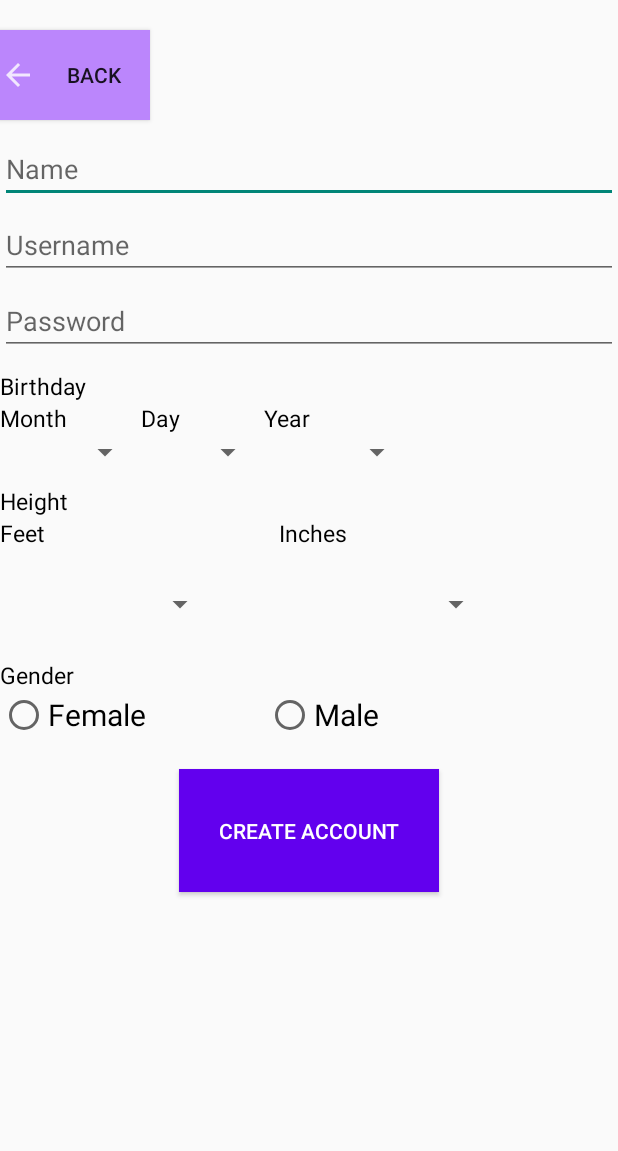
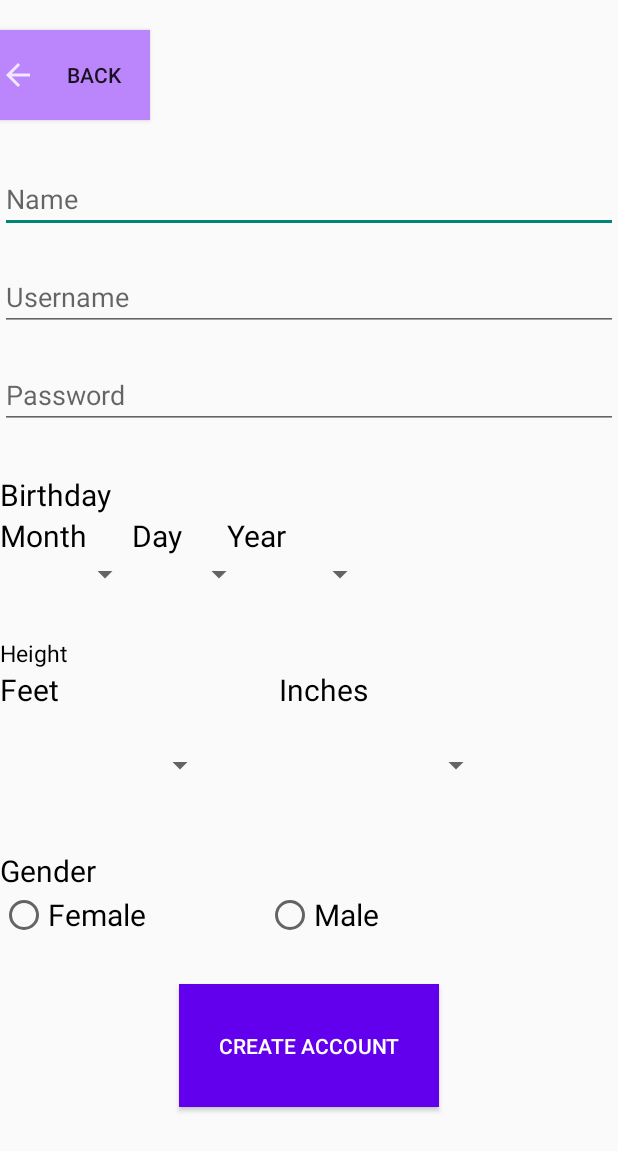
Before and after one commit to Mayonaise123/MESA_App_2021, an Android app: the screen it shows after launch (signUpPage), after a tap on "CREATE ACCOUNT", on a phone screen of 412 x 824 dp. Shown: the top 1151 px of the screen. Run offline under Robolectric (Android 15) with nearby library versions, the phone set to English and light mode, and no system bars.

Commit message:
Added scrollview and spaced layout.

```diff
--- a/app/src/main/java/com/example/mesaapp/caloriesPage.java
+++ b/app/src/main/java/com/example/mesaapp/caloriesPage.java
@@ -26,7 +26,7 @@ import java.util.ArrayList;
 /*
  * User inputs their caloric intake
  */
-public class caloriesPage extends AppCompatActivity implements TextToSpeech.OnInitListener{
+public class caloriesPage extends AppCompatActivity implements TextToSpeech.OnInitListener {
     // Global Variables
     private int currentApiVersion;
     EditText sugarText;
--- a/app/src/main/res/layout/activity_calories_page.xml
+++ b/app/src/main/res/layout/activity_calories_page.xml
@@ -1,4 +1,8 @@
 <?xml version="1.0" encoding="utf-8"?>
+<ScrollView xmlns:android="http://schemas.android.com/apk/res/android"
+    android:layout_width="match_parent"
+    android:layout_height="wrap_content"
+    android:fillViewport="false">
 <RelativeLayout xmlns:android="http://schemas.android.com/apk/res/android"
     xmlns:tools="http://schemas.android.com/tools"
     android:layout_width="match_parent"
@@ -78,3 +82,4 @@
         android:text="Save Data" />
 
 </RelativeLayout>
+</ScrollView>
--- a/app/src/main/res/layout/activity_delete_account.xml
+++ b/app/src/main/res/layout/activity_delete_account.xml
@@ -1,4 +1,8 @@
 <?xml version="1.0" encoding="utf-8"?>
+<ScrollView xmlns:android="http://schemas.android.com/apk/res/android"
+    android:layout_width="match_parent"
+    android:layout_height="wrap_content"
+    android:fillViewport="false">
 <RelativeLayout xmlns:android="http://schemas.android.com/apk/res/android"
     xmlns:tools="http://schemas.android.com/tools"
     android:layout_width="match_parent"
@@ -51,3 +55,4 @@
         android:text="Back" />
 
 </RelativeLayout>
+</ScrollView>
--- a/app/src/main/res/layout/activity_plot_page.xml
+++ b/app/src/main/res/layout/activity_plot_page.xml
@@ -1,4 +1,9 @@
 <?xml version="1.0" encoding="utf-8"?>
+<ScrollView xmlns:android="http://schemas.android.com/apk/res/android"
+    android:layout_width="match_parent"
+    android:layout_height="wrap_content"
+    android:fillViewport="false">
+
 <RelativeLayout xmlns:android="http://schemas.android.com/apk/res/android"
     xmlns:tools="http://schemas.android.com/tools"
     android:layout_width="match_parent"
@@ -33,3 +38,4 @@
         android:layout_below="@+id/backBtnPlot"
         android:id="@+id/graph"/>
 </RelativeLayout>
+</ScrollView>
--- a/app/src/main/res/layout/activity_sign_up_page.xml
+++ b/app/src/main/res/layout/activity_sign_up_page.xml
@@ -22,7 +22,7 @@
         android:layout_width="match_parent"
         android:layout_height="wrap_content"
         android:layout_below="@+id/backBtnSignUp"
-        android:layout_marginTop="10dp"
+        android:layout_marginTop="30dp"
         android:maxLines="1"
         android:inputType="text"
         android:hint="Name"
@@ -31,7 +31,7 @@
         android:layout_width="match_parent"
         android:layout_height="wrap_content"
         android:layout_below="@+id/nameSignUp"
-        android:layout_marginTop="5dp"
+        android:layout_marginTop="20dp"
         android:maxLines="1"
         android:inputType="text"
         android:hint="Username"
@@ -40,7 +40,7 @@
         android:layout_width="match_parent"
         android:layout_height="wrap_content"
         android:layout_below="@+id/usernameSignUp"
-        android:layout_marginTop="5dp"
+        android:layout_marginTop="20dp"
         android:maxLines="1"
         android:inputType="text"
         android:hint="Password"
@@ -50,11 +50,12 @@
         android:layout_width="wrap_content"
         android:layout_height="wrap_content"
         android:text="Birthday"
-        android:layout_marginTop="10dp"
+        android:layout_marginTop="30dp"
         android:textColor="@color/black"
         android:layout_below="@+id/passwordSignUp"
-        android:textSize="15sp"
+        android:textSize="20sp"
         android:id="@+id/birthdayText"/>
+
     <TextView
         android:id="@+id/monthText"
         android:layout_width="wrap_content"
@@ -62,7 +63,7 @@
         android:layout_below="@+id/birthdayText"
         android:text="Month"
         android:textColor="@color/black"
-        android:textSize="15sp" />
+        android:textSize="20sp" />
 
     <TextView
         android:id="@+id/dayText"
@@ -71,27 +72,29 @@
         android:layout_below="@+id/birthdayText"
         android:layout_alignBottom="@+id/monthText"
         android:layout_toRightOf="@+id/monthText"
-        android:layout_alignLeft="@+id/day"
+        android:layout_marginLeft="30dp"
         android:textColor="@color/black"
         android:text="Day"
-        android:textSize="15sp"/>
+        android:textSize="20sp"/>
 
     <TextView
         android:id="@+id/yearText"
         android:layout_width="wrap_content"
         android:layout_height="wrap_content"
         android:layout_below="@+id/birthdayText"
-        android:layout_alignLeft="@+id/year"
+        android:layout_marginLeft="30dp"
         android:layout_toRightOf="@+id/dayText"
         android:text="Year"
         android:textColor="@color/black"
-        android:textSize="15sp" />
+        android:textSize="20sp" />
 
     <Spinner
         android:id="@+id/month"
         android:layout_width="wrap_content"
         android:layout_height="wrap_content"
-        android:layout_below="@+id/monthText"/>
+        android:layout_alignLeft="@+id/monthText"
+        android:layout_below="@+id/monthText"
+        android:layout_alignStart="@+id/monthText" />
 
     <Spinner
         android:id="@+id/day"
@@ -99,7 +102,8 @@
         android:layout_height="wrap_content"
         android:layout_below="@+id/dayText"
         android:layout_alignBottom="@+id/month"
-        android:layout_toRightOf="@+id/month"/>
+        android:layout_alignLeft="@+id/dayText"
+        android:layout_alignBaseline="@+id/month"/>
 
     <Spinner
         android:id="@+id/year"
@@ -107,6 +111,7 @@
         android:layout_height="wrap_content"
         android:layout_below="@+id/yearText"
         android:layout_alignBottom="@+id/day"
+        android:layout_alignLeft="@+id/yearText"
         android:layout_toRightOf="@+id/day" />
 
     <TextView
@@ -115,7 +120,7 @@
         android:layout_height="wrap_content"
         android:layout_below="@id/month"
         android:text="Height"
-        android:layout_marginTop="10dp"
+        android:layout_marginTop="30dp"
         android:textColor="@color/black"
         android:textSize="15sp"/>
 
@@ -127,7 +132,7 @@
         android:layout_marginBottom="10dp"
         android:text="Feet"
         android:textColor="@color/black"
-        android:textSize="15sp" />
+        android:textSize="20sp" />
     <TextView
         android:layout_width="146dp"
         android:layout_height="wrap_content"
@@ -137,7 +142,7 @@
         android:layout_marginBottom="10dp"
         android:textColor="@color/black"
         android:text="Inches"
-        android:textSize="15sp"
+        android:textSize="20sp"
         android:layout_toRightOf="@id/FeetText"
         android:layout_marginLeft="40dp"/>
 
@@ -162,9 +167,9 @@
         android:layout_height="wrap_content"
         android:layout_below="@id/heightFeetValue"
         android:textColor="@color/black"
-        android:layout_marginTop="10dp"
+        android:layout_marginTop="30dp"
         android:text="Gender"
-        android:textSize="15sp"/>
+        android:textSize="20sp"/>
 
     <RadioGroup
         android:id="@+id/genderChoice"
@@ -192,7 +197,7 @@
     <Button
         android:layout_width="173dp"
         android:layout_height="82dp"
-        android:layout_marginTop="20dp"
+        android:layout_marginTop="30dp"
         android:layout_below="@id/genderChoice"
         android:layout_centerHorizontal="true"
         android:text="Create Account"
```
Also changed, not shown: app/src/main/res/layout/activity_data_page.xml (+8 -2 lines), app/src/main/res/layout/activity_main.xml (+6 -1 lines), app/src/main/res/layout/activity_more_info.xml (+17 -11 lines), app/src/main/res/layout/activity_secondary.xml (+12 -9 lines), app/src/main/res/layout/activity_settings_page.xml (+9 -7 lines), app/src/main/res/layout/activity_sleep_page.xml (+6 -1 lines), app/src/main/res/layout/activity_stat_page.xml (+8 -3 lines), app/src/main/res/layout/activity_update_height.xml (+12 -6 lines), app/src/main/res/layout/activity_update_password.xml (+9 -4 lines), app/src/main/res/layout/activity_weight_page.xml (+5 -3 lines).
